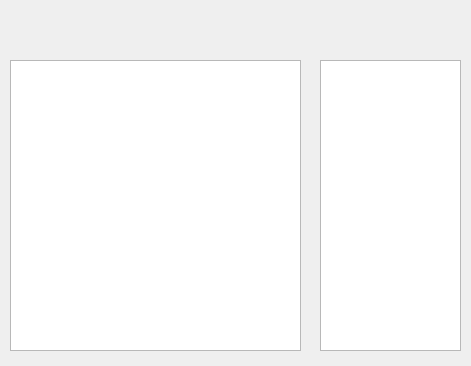
The window that GraphWidget.ui (erickisos/VentiladorAutonomo) describes before a commit, drawn with Qt 5.
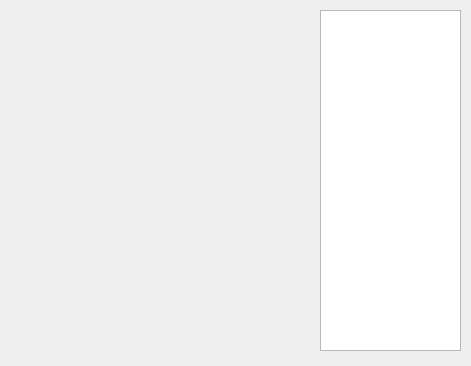
The same window after the commit. Custom widgets are drawn as their Qt base class.

The edit to the form file:
```diff
--- a/GraphWidget.ui
+++ b/GraphWidget.ui
@@ -31,27 +31,34 @@
   <property name="windowTitle">
    <string>Temperatura</string>
   </property>
-  <widget class="QGraphicsView" name="graphicsView">
-   <property name="geometry">
-    <rect>
-     <x>10</x>
-     <y>60</y>
-     <width>291</width>
-     <height>291</height>
-    </rect>
-   </property>
-  </widget>
   <widget class="QTableWidget" name="tablaTemp">
    <property name="geometry">
     <rect>
      <x>320</x>
-     <y>60</y>
+     <y>10</y>
      <width>141</width>
-     <height>291</height>
+     <height>341</height>
+    </rect>
+   </property>
+  </widget>
+  <widget class="QwtPlot" name="qwtPlot">
+   <property name="geometry">
+    <rect>
+     <x>10</x>
+     <y>9</y>
+     <width>291</width>
+     <height>341</height>
     </rect>
    </property>
   </widget>
  </widget>
+ <customwidgets>
+  <customwidget>
+   <class>QwtPlot</class>
+   <extends>QFrame</extends>
+   <header>qwt_plot.h</header>
+  </customwidget>
+ </customwidgets>
  <resources/>
  <connections/>
 </ui>
```
